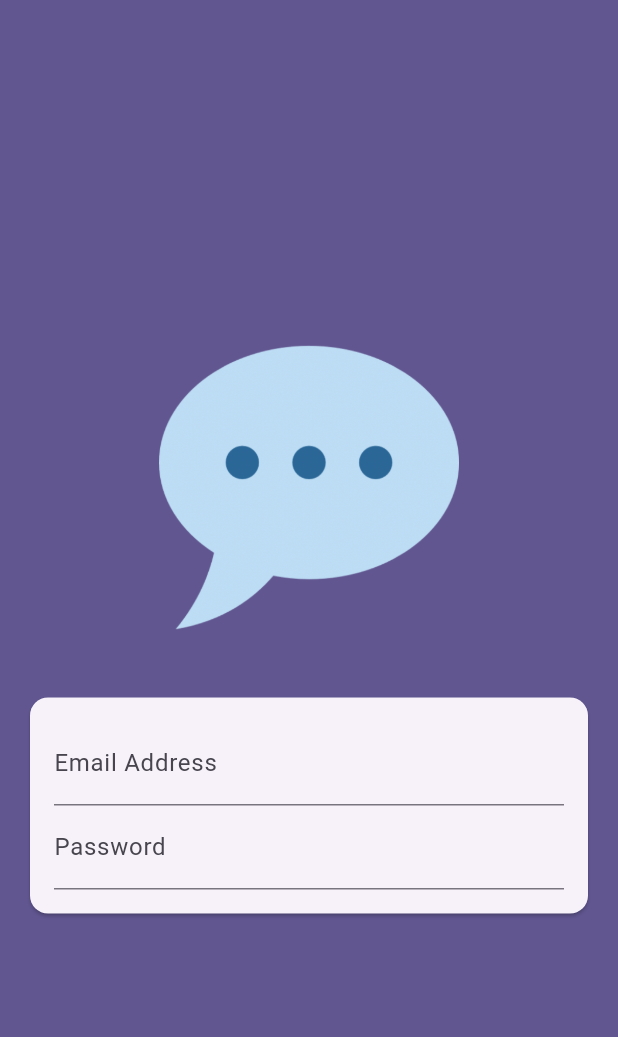
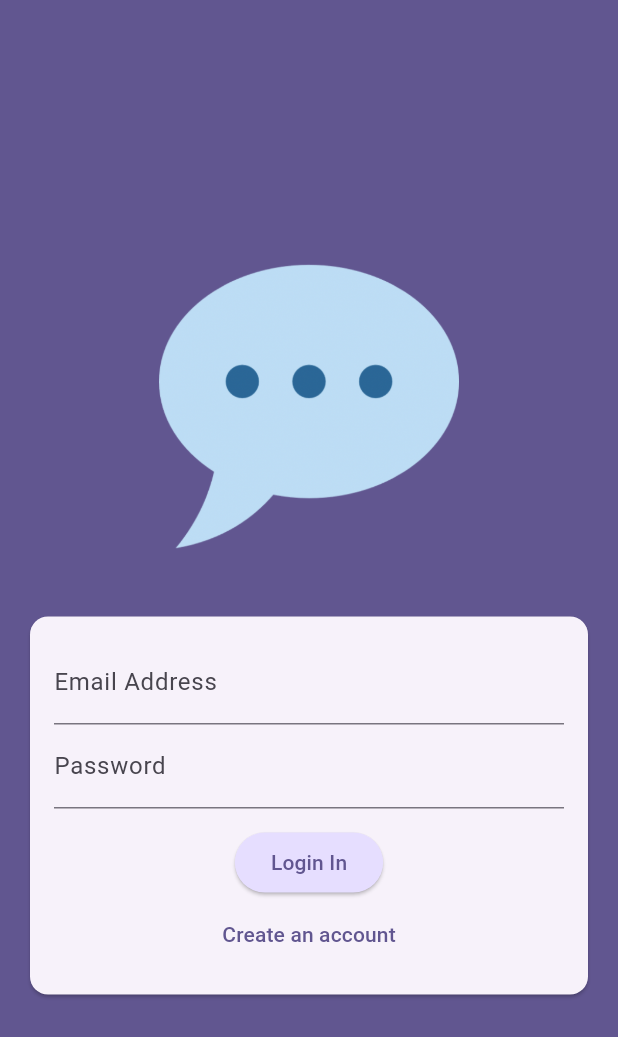
Before and after one commit to sawsanjamal/chat-app, a Flutter app: the screen it shows after launch, on a phone screen of 412 x 824 dp. Shown: the top 1037 px of the screen. Run offline on Flutter 3.47's test engine with Material 3 defaults, Android fonts, the phone set to English and light mode, and no system bars.

Commit message:
add login/sign up buttons

```diff
--- a/lib/screens/auth.dart
+++ b/lib/screens/auth.dart
@@ -8,6 +8,7 @@ class AuthScreen extends StatefulWidget {
 }
 
 class _AuthScreenState extends State<AuthScreen> {
+  var _isLogin = true;
   @override
   Widget build(BuildContext context) {
     return Scaffold(
@@ -48,6 +49,25 @@ class _AuthScreenState extends State<AuthScreen> {
                                 const InputDecoration(labelText: 'Password'),
                             obscureText: true,
                           ),
+                          const SizedBox(height: 12),
+                          ElevatedButton(
+                            onPressed: () {},
+                            style: ElevatedButton.styleFrom(
+                                backgroundColor: Theme.of(context)
+                                    .colorScheme
+                                    .primaryContainer),
+                            child: Text(_isLogin ? 'Login In' : 'Sign Up'),
+                          ),
+                          TextButton(
+                            onPressed: () {
+                              setState(() {
+                                _isLogin = !_isLogin;
+                              });
+                            },
+                            child: Text(_isLogin
+                                ? "Create an account"
+                                : 'I already have an account.'),
+                          ),
                         ],
                       ),
                     ),
```
